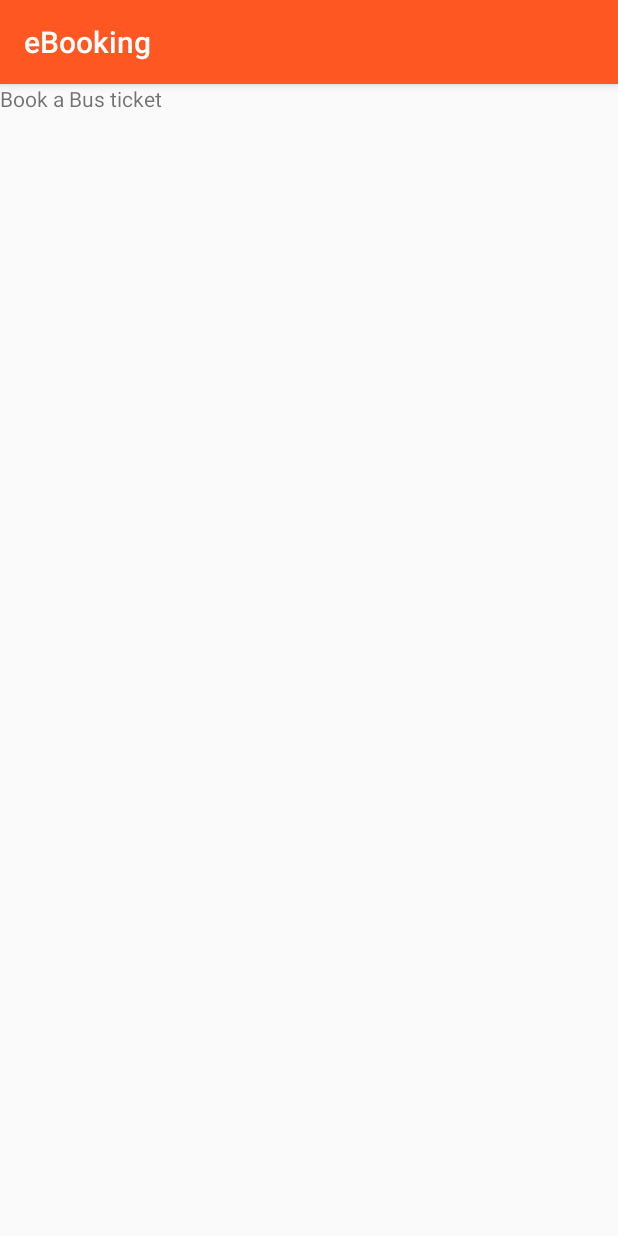
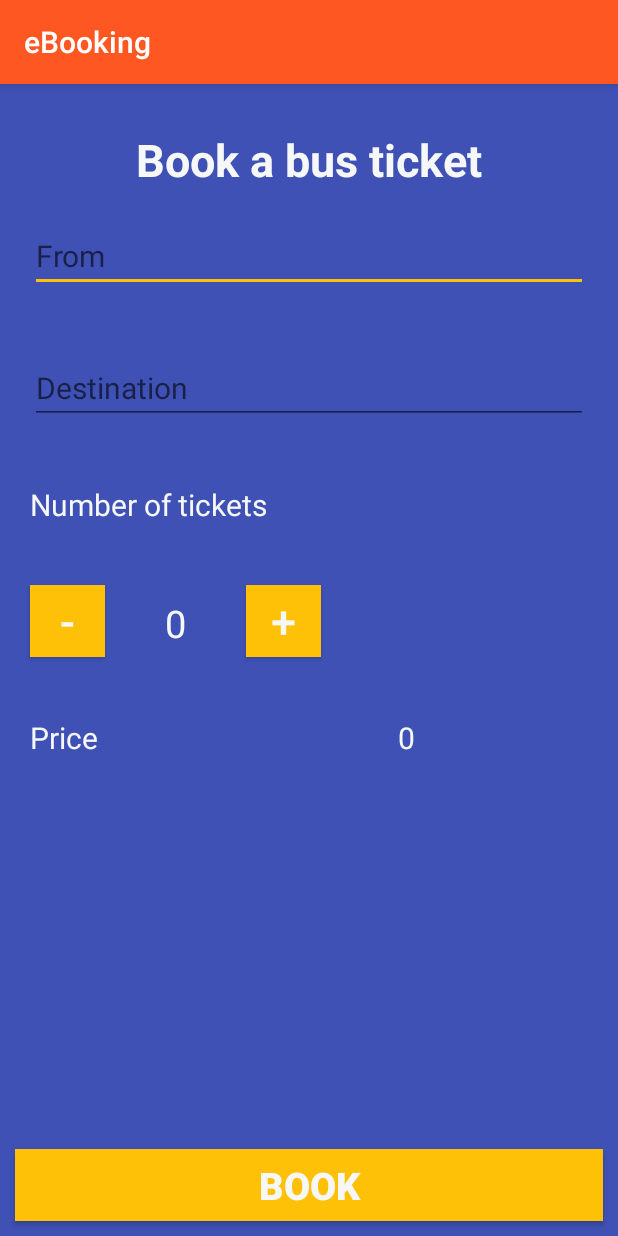
Before and after one commit to ktscates/eBooking, an Android app: the BusActivity screen opened directly, with no data from a screen before it, on a phone screen of 412 x 824 dp. Run offline under Robolectric (Android 15) with nearby library versions, the phone set to English and light mode, and no system bars.

Commit message:
Change bus activity file

```diff
--- a/app/src/main/AndroidManifest.xml
+++ b/app/src/main/AndroidManifest.xml
@@ -4,7 +4,7 @@
 
     <application
         android:allowBackup="true"
-        android:icon="@mipmap/ic_launcher"
+        android:icon="@mipmap/login"
         android:label="@string/app_name"
         android:roundIcon="@mipmap/ic_launcher_round"
         android:supportsRtl="true"
@@ -18,6 +18,9 @@
         </activity>
         <activity android:name=".OptionsActivity"/>
         <activity android:name=".BusActivity"/>
+        <activity android:name=".HotelActivity"/>
+        <activity android:name=".RestoActivity"/>
+        <activity android:name=".EventActivity"/>
     </application>
 
 </manifest>
--- a/app/src/main/java/com/example/ebooking/BusActivity.java
+++ b/app/src/main/java/com/example/ebooking/BusActivity.java
@@ -1,7 +1,6 @@
 package com.example.ebooking;
 
 import android.os.Bundle;
-
 import androidx.appcompat.app.AppCompatActivity;
 
 public class BusActivity extends AppCompatActivity {
--- a/app/src/main/res/layout/bus_activity.xml
+++ b/app/src/main/res/layout/bus_activity.xml
@@ -1,14 +1,126 @@
 <?xml version="1.0" encoding="utf-8"?>
 <RelativeLayout xmlns:android="http://schemas.android.com/apk/res/android"
     xmlns:tools="http://schemas.android.com/tools"
-    android:orientation="vertical"
     android:layout_width="match_parent"
     android:layout_height="match_parent"
+    android:background="@color/colorPrimaryText"
     tools:context="com.example.ebooking.BusActivity">
 
     <TextView
+        android:id="@+id/book_text_view"
+        android:layout_width="wrap_content"
+        android:layout_height="wrap_content"
+        android:layout_centerHorizontal="true"
+        android:layout_marginTop="30dp"
+        android:text="Book a bus ticket"
+        android:textColor="@color/colorTextIcons"
+        android:textStyle="bold"
+        android:textSize="30sp" />
+
+    <EditText
+        android:id="@+id/from_edit_view"
         android:layout_width="match_parent"
         android:layout_height="wrap_content"
-        android:text="Book a Bus ticket"/>
+        android:layout_below="@id/book_text_view"
+        android:layout_margin="20dp"
+        android:hint="From"
+        android:textColor="@color/colorTextIcons"
+        android:textSize="20sp" />
+
+    <EditText
+        android:id="@+id/destination_edit_view"
+        android:layout_width="match_parent"
+        android:layout_height="wrap_content"
+        android:layout_below="@id/from_edit_view"
+        android:layout_margin="20dp"
+        android:hint="Destination"
+        android:textColor="@color/colorTextIcons"
+        android:textSize="20sp" />
+
+    <TextView
+        android:id="@+id/tickets_text_view"
+        android:layout_width="match_parent"
+        android:layout_height="wrap_content"
+        android:layout_below="@id/destination_edit_view"
+        android:layout_margin="20dp"
+        android:text="Number of tickets"
+        android:textColor="@color/colorTextIcons"
+        android:textSize="20sp" />
+
+    <LinearLayout
+        android:id="@+id/linearLayout"
+        android:layout_width="match_parent"
+        android:layout_height="wrap_content"
+        android:layout_below="@id/tickets_text_view"
+        android:orientation="horizontal">
+
+        <Button
+            android:id="@+id/minus_button"
+            android:layout_width="50dp"
+            android:layout_height="wrap_content"
+            android:layout_margin="20dp"
+            android:onClick="decrement"
+            android:textColor="@color/colorTextIcons"
+            android:background="@color/colorAccent"
+            android:text="-"
+            android:textSize="30sp" />
+
+        <TextView
+            android:id="@+id/number_text_view"
+            android:layout_width="wrap_content"
+            android:layout_height="wrap_content"
+            android:layout_margin="20dp"
+            android:text="0"
+            android:textColor="@color/colorTextIcons"
+            android:textSize="25sp" />
+
+        <Button
+            android:id="@+id/plus_button"
+            android:layout_width="50dp"
+            android:layout_height="wrap_content"
+            android:layout_margin="20dp"
+            android:background="@color/colorAccent"
+            android:onClick="increment"
+            android:text="+"
+            android:textColor="@color/colorTextIcons"
+            android:textSize="30sp" />
+
+    </LinearLayout>
+
+    <TextView
+        android:id="@+id/price"
+        android:layout_width="wrap_content"
+        android:layout_height="wrap_content"
+        android:layout_below="@id/linearLayout"
+        android:layout_marginLeft="20dp"
+        android:layout_marginTop="20dp"
+        android:layout_marginRight="100dp"
+        android:text="Price"
+        android:textColor="@color/colorTextIcons"
+        android:textSize="20sp" />
+
+    <TextView
+        android:id="@+id/prices_text_view"
+        android:layout_width="wrap_content"
+        android:layout_height="wrap_content"
+        android:layout_below="@id/linearLayout"
+        android:layout_marginLeft="100dp"
+        android:layout_marginTop="20dp"
+        android:layout_toRightOf="@id/price"
+        android:text="0"
+        android:textColor="@color/colorTextIcons"
+        android:textSize="20sp" />
+
+    <Button
+        android:layout_width="match_parent"
+        android:layout_height="wrap_content"
+        android:layout_alignParentBottom="true"
+        android:layout_margin="10dp"
+        android:background="@color/colorAccent"
+        android:onClick="book"
+        android:text="Book"
+        android:textSize="25sp"
+        android:textStyle="bold"
+        android:textColor="@color/colorTextIcons" />
 
 </RelativeLayout>
--- a/app/src/main/res/values/colors.xml
+++ b/app/src/main/res/values/colors.xml
@@ -2,10 +2,10 @@
 <resources>
     <color name="colorPrimary">#FF5722</color>
     <color name="colorPrimaryDark">#E64A19</color>
-    <color name="colorPrimaryLight">#FFCCBC</color>
-    <color name="colorTextIcons">#FFFFFF</color>
-    <color name="colorAccent">#009688</color>
-    <color name="colorPrimaryText">#212121</color>
+    <color name="colorPrimaryLight">#00BCD4</color>
+    <color name="colorTextIcons">#F6F8F8</color>
+    <color name="colorAccent">#FFC107</color>
+    <color name="colorPrimaryText">#3F51B5</color>
     <color name="colorSecondaryText">#727272</color>
     <color name="colorDivider">#B6B6B6</color>
 </resources>
```
Also changed, not shown: app/src/main/java/com/example/ebooking/OptionsActivity.java (+15 -5 lines), app/src/main/res/layout/event_activity.xml (+12 -4 lines), app/src/main/res/layout/hotel_activity.xml (+9 -1 lines), app/src/main/res/layout/options_activity.xml (+16 -12 lines), app/src/main/res/layout/resto_activity.xml (+11 -4 lines), app/src/main/res/mipmap-mdpi/login.jpg (added).
